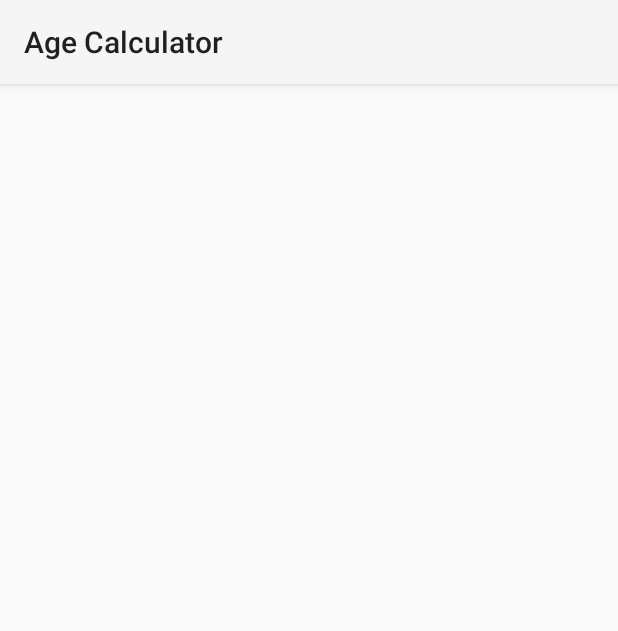
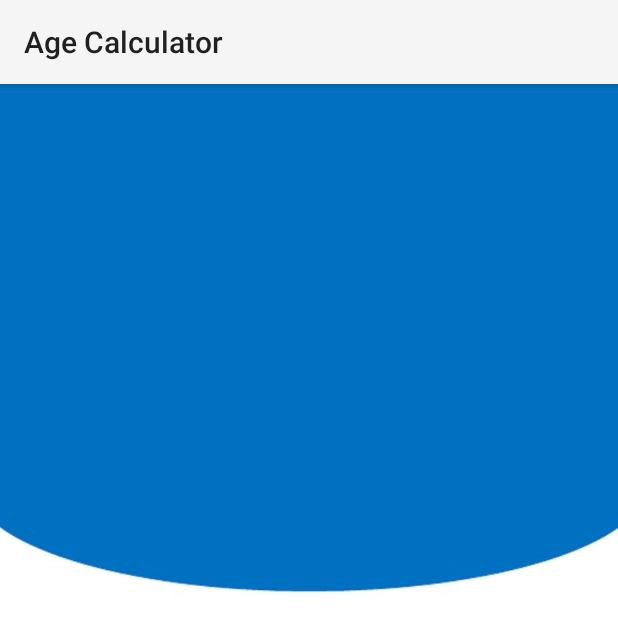
Before and after one commit to ImranChowdhuryFahim/Age-Calculator, an Android app: the CompareAge screen opened directly, with no data from a screen before it, on a phone screen of 412 x 824 dp. Shown: the top 631 px of the screen. Run offline under Robolectric (Android 15) with nearby library versions, the phone set to English and light mode, and no system bars.

Commit message:
All activity for carview

```diff
--- a/app/src/main/res/layout/activity_calculateage.xml
+++ b/app/src/main/res/layout/activity_calculateage.xml
@@ -4,6 +4,7 @@
     xmlns:tools="http://schemas.android.com/tools"
     android:layout_width="match_parent"
     android:layout_height="match_parent"
-    tools:context=".calculateage">
+    tools:context=".calculateage"
+    android:background="@drawable/bg">
 
 </androidx.constraintlayout.widget.ConstraintLayout>
--- a/app/src/main/res/layout/activity_compare_age.xml
+++ b/app/src/main/res/layout/activity_compare_age.xml
@@ -4,6 +4,7 @@
     xmlns:tools="http://schemas.android.com/tools"
     android:layout_width="match_parent"
     android:layout_height="match_parent"
-    tools:context=".CompareAge">
+    tools:context=".CompareAge"
+    android:background="@drawable/bg">
 
 </androidx.constraintlayout.widget.ConstraintLayout>
--- a/app/src/main/res/layout/activity_datep_day.xml
+++ b/app/src/main/res/layout/activity_datep_day.xml
@@ -4,6 +4,7 @@
     xmlns:tools="http://schemas.android.com/tools"
     android:layout_width="match_parent"
     android:layout_height="match_parent"
-    tools:context=".DatepDay">
+    tools:context=".DatepDay"
+    android:background="@drawable/bg">
 
 </androidx.constraintlayout.widget.ConstraintLayout>
--- a/app/src/main/res/layout/activity_savedate.xml
+++ b/app/src/main/res/layout/activity_savedate.xml
@@ -4,6 +4,7 @@
     xmlns:tools="http://schemas.android.com/tools"
     android:layout_width="match_parent"
     android:layout_height="match_parent"
-    tools:context=".Savedate">
+    tools:context=".Savedate"
+    android:background="@drawable/bg">
 
 </androidx.constraintlayout.widget.ConstraintLayout>
```
